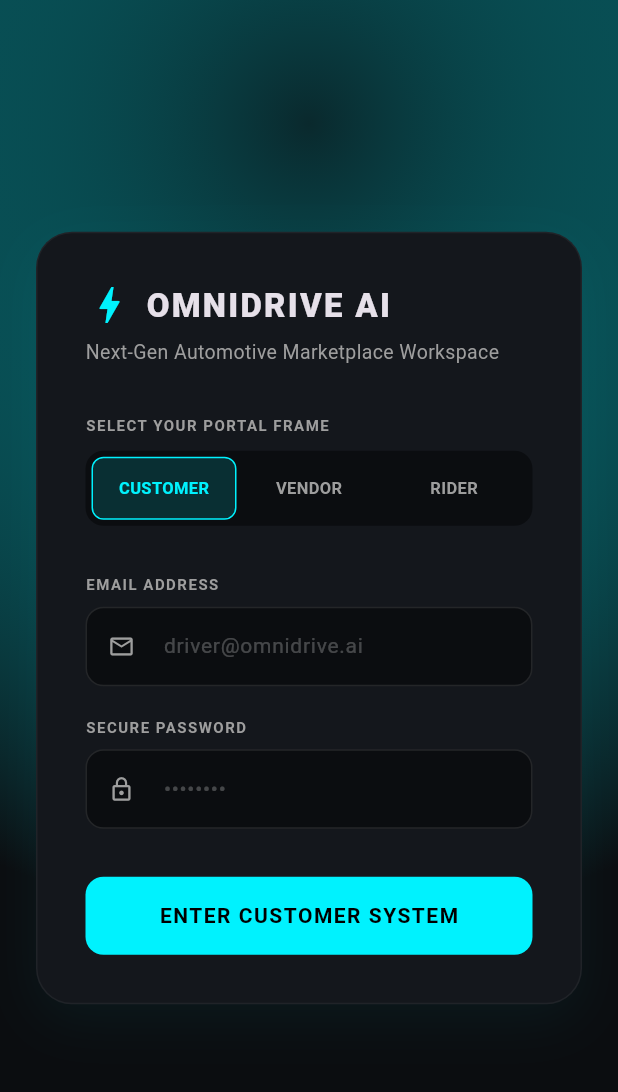
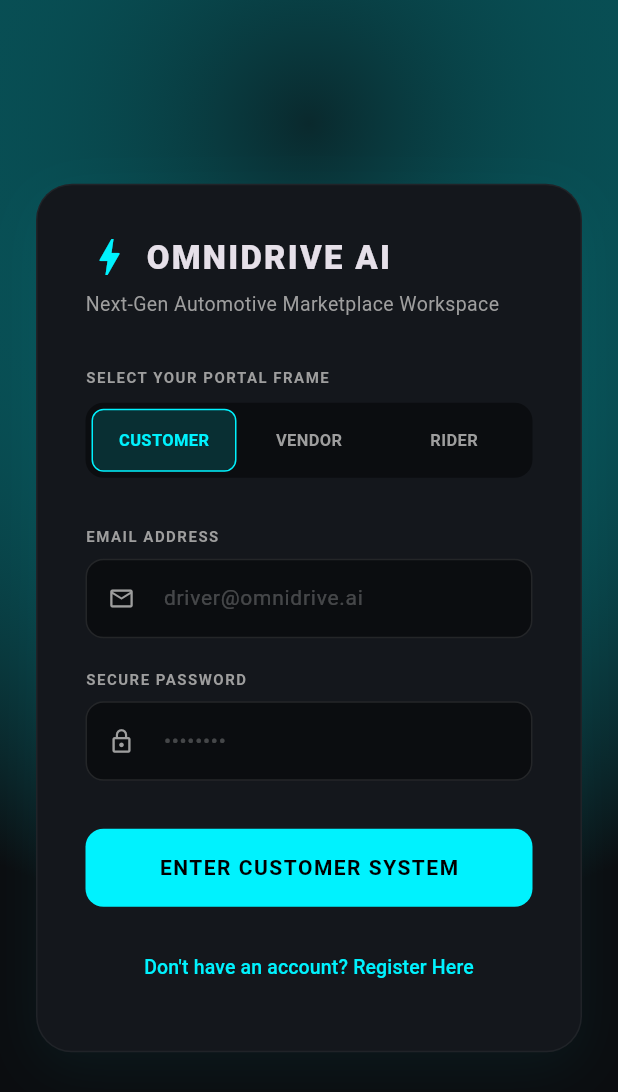
Before and after one commit to sardarsameerkhan/omnidrive_ai, a Flutter app: the screen it shows after launch, on a phone screen of 412 x 824 dp. Shown: the top 1092 px of the screen. Run offline on Flutter 3.47's test engine with Material 3 defaults, Android fonts, the light colour scheme and no system bars; our stand-ins replace supabase_flutter; accounts and stored records are empty.

Commit message:
Feature: Integrated TextEditingControllers and full Supabase client authentication logic

```diff
--- a/lib/main.dart
+++ b/lib/main.dart
@@ -2,17 +2,14 @@ import 'package:flutter/material.dart';
 import 'package:supabase_flutter/supabase_flutter.dart';
 
 void main() async {
+  // Ensure the framework is fully booted before executing logic
   WidgetsFlutterBinding.ensureInitialized();
 
-  // Safety wrapper to run the UI preview without real backend keys
-  try {
+  // Initialize your live cloud database connection
   await Supabase.initialize(
     url: 'https://wgepkwkrsqmlwciadcuv.supabase.co',
-      anonKey: 'sb_publishable_HEeaKxDwmcyeARxRpNOOjA_3lOAsKC2',
+    anonKey: 'sb_publishable_HEeaKxDwmcyeARxRpNOOjA_3lOAsKC2', // <-- PASTE YOUR ANON KEY HERE AGAIN
   );
-  } catch (e) {
-    debugPrint('Supabase configuration notice: Keys not configured yet. Running in UI preview mode.');
-  }
 
   runApp(const OmniDriveApp());
 }
@@ -46,12 +43,94 @@ class LoginScreenPreview extends StatefulWidget {
 
 class _LoginScreenPreviewState extends State<LoginScreenPreview> {
   int selectedRoleIndex = 0;
+  bool isSignUp = false; // Switches the screen between Login mode and Register mode
+  bool isLoading = false; // Shows a loading spinner when communication with Supabase is active
+
+  // 1. Controllers to capture what the user types live
+  final TextEditingController _emailController = TextEditingController();
+  final TextEditingController _passwordController = TextEditingController();
+
   final List<String> roles = ['CUSTOMER', 'VENDOR', 'RIDER'];
   final List<Color> roleAccents = [
     const Color(0xff00F2FE),
     const Color(0xffFF5A00),
     const Color(0xff3B82F6),
   ];
+
+  // 2. The Cloud Database Logic function
+  Future<void> handleAuthentication() async {
+    final email = _emailController.text.trim();
+    final password = _passwordController.text.trim();
+
+    // Simple client-side validation check
+    if (email.isEmpty || password.isEmpty) {
+      showErrorDialog('Please fill in all text input fields.');
+      return;
+    }
+
+    setState(() => isLoading = true);
+
+    try {
+      if (isSignUp) {
+        // Create a brand new account inside your Supabase Cloud
+        await Supabase.instance.client.auth.signUp(
+          email: email,
+          password: password,
+        );
+        showSuccessSnackbar('Account created successfully! Please check your email inbox for confirmation.');
+        setState(() => isSignUp = false); // Flip view back to login mode automatically
+      } else {
+        // Authenticate existing user accounts
+        await Supabase.instance.client.auth.signInWithPassword(
+          email: email,
+          password: password,
+        );
+        showSuccessSnackbar('Access Granted! Logging into system profile.');
+      }
+    } on AuthException catch (error) {
+      // Catch specific errors from Supabase (e.g. "Invalid Login Credentials")
+      showErrorDialog(error.message);
+    } catch (error) {
+      showErrorDialog('An unexpected network error occurred.');
+    } finally {
+      setState(() => isLoading = false);
+    }
+  }
+
+  void showErrorDialog(String message) {
+    showDialog(
+      context: context,
+      builder: (context) => AlertDialog(
+        backgroundColor: const Color(0xff14171C),
+        title: const Text('Authentication Error', style: TextStyle(color: Colors.redAccent, fontSize: 16, fontWeight: FontWeight.bold)),
+        content: Text(message, style: const TextStyle(color: Colors.white, fontSize: 14)),
+        actions: [
+          TextButton(
+            onPressed: () => Navigator.pop(context),
+            child: const Text('OK', style: TextStyle(color: Color(0xff00F2FE))),
+          )
+        ],
+      ),
+    );
+  }
+
+  void showSuccessSnackbar(String message) {
+    ScaffoldMessenger.of(context).showSnackBar(
+      SnackBar(
+        content: Text(message, style: const TextStyle(color: Colors.black, fontWeight: FontWeight.bold)),
+        backgroundColor: roleAccents[selectedRoleIndex],
+        behavior: SnackBarBehavior.floating,
+      ),
+    );
+  }
+
+  @override
+  void dispose() {
+    // Clear out controllers when app closes to conserve system memory
+    _emailController.dispose();
+    _passwordController.dispose();
+    super.dispose();
+  }
 
   @override
   Widget build(BuildContext context) {
@@ -60,7 +139,6 @@ class _LoginScreenPreviewState extends State<LoginScreenPreview> {
     return Scaffold(
       body: Stack(
         children: [
-          // Dynamic Background Radial Glow
           AnimatedContainer(
             duration: const Duration(milliseconds: 400),
             decoration: BoxDecoration(
@@ -104,19 +182,20 @@ class _LoginScreenPreviewState extends State<LoginScreenPreview> {
                           'OMNIDRIVE AI',
                           style: TextStyle(
                             fontSize: 22,
-                            fontWeight: FontWeight.w900, // FIXED: Changed from .black to .w900
+                            fontWeight: FontWeight.w900,
                             letterSpacing: 1.5,
                           ),
                         ),
                       ],
                     ),
                     const SizedBox(height: 6),
-                    const Text(
-                      'Next-Gen Automotive Marketplace Workspace',
-                      style: TextStyle(color: Colors.grey, fontSize: 13),
+                    Text(
+                      isSignUp ? 'Create your ecosystem access account' : 'Next-Gen Automotive Marketplace Workspace',
+                      style: const TextStyle(color: Colors.grey, fontSize: 13),
                     ),
                     const SizedBox(height: 32),
 
+                    if (!isSignUp) ...[
                       const Text(
                         'SELECT YOUR PORTAL FRAME',
                         style: TextStyle(fontSize: 10, fontWeight: FontWeight.bold, color: Colors.grey, letterSpacing: 1),
@@ -165,10 +244,22 @@ class _LoginScreenPreviewState extends State<LoginScreenPreview> {
                         ),
                       ),
                       const SizedBox(height: 32),
+                    ],
 
-                    _buildField(label: 'EMAIL ADDRESS', hint: 'driver@omnidrive.ai', icon: Icons.email_outlined),
+                    _buildField(
+                      label: 'EMAIL ADDRESS',
+                      hint: 'driver@omnidrive.ai',
+                      icon: Icons.email_outlined,
+                      controller: _emailController,
+                    ),
                     const SizedBox(height: 20),
-                    _buildField(label: 'SECURE PASSWORD', hint: '••••••••', icon: Icons.lock_outline, obscure: true),
+                    _buildField(
+                      label: 'SECURE PASSWORD',
+                      hint: '••••••••',
+                      icon: Icons.lock_outline,
+                      obscure: true,
+                      controller: _passwordController,
+                    ),
 
                     const SizedBox(height: 32),
 
@@ -182,10 +273,28 @@ class _LoginScreenPreviewState extends State<LoginScreenPreview> {
                           shape: RoundedRectangleBorder(borderRadius: BorderRadius.circular(12)),
                           elevation: 0,
                         ),
-                        onPressed: () {},
+                        onPressed: isLoading ? null : handleAuthentication,
+                        child: isLoading
+                          ? const SizedBox(width: 20, height: 20, child: CircularProgressIndicator(color: Colors.black, strokeWidth: 2))
+                          : Text(
+                              isSignUp ? 'CREATE ACCOUNT' : 'ENTER ${roles[selectedRoleIndex]} SYSTEM',
+                              style: const TextStyle(fontWeight: FontWeight.bold, letterSpacing: 1),
+                            ),
+                      ),
+                    ),
+                    const SizedBox(height: 16),
+
+                    // Interactive Switch between Login and Registration states
+                    Center(
+                      child: TextButton(
+                        onPressed: () {
+                          setState(() {
+                            isSignUp = !isSignUp;
+                          });
+                        },
                         child: Text(
-                          'ENTER ${roles[selectedRoleIndex]} SYSTEM',
-                          style: const TextStyle(fontWeight: FontWeight.bold, letterSpacing: 1),
+                          isSignUp ? 'Already have an account? Login' : "Don't have an account? Register Here",
+                          style: TextStyle(color: currentAccent, fontSize: 13),
                         ),
                       ),
                     ),
@@ -199,7 +308,13 @@ class _LoginScreenPreviewState extends State<LoginScreenPreview> {
     );
   }
 
-  Widget _buildField({required String label, required String hint, required IconData icon, bool obscure = false}) {
+  Widget _buildField({
+    required String label,
+    required String hint,
+    required IconData icon,
+    required TextEditingController controller,
+    bool obscure = false,
+  }) {
     return Column(
       crossAxisAlignment: CrossAxisAlignment.start,
       children: [
@@ -209,6 +324,7 @@ class _LoginScreenPreviewState extends State<LoginScreenPreview> {
         ),
         const SizedBox(height: 8),
         TextField(
+          controller: controller, // Connects the live typing controller to the field
           obscureText: obscure,
           style: const TextStyle(color: Colors.white, fontSize: 14),
           decoration: InputDecoration(
```
Lines whose indentation alone changed are shown as unchanged.
